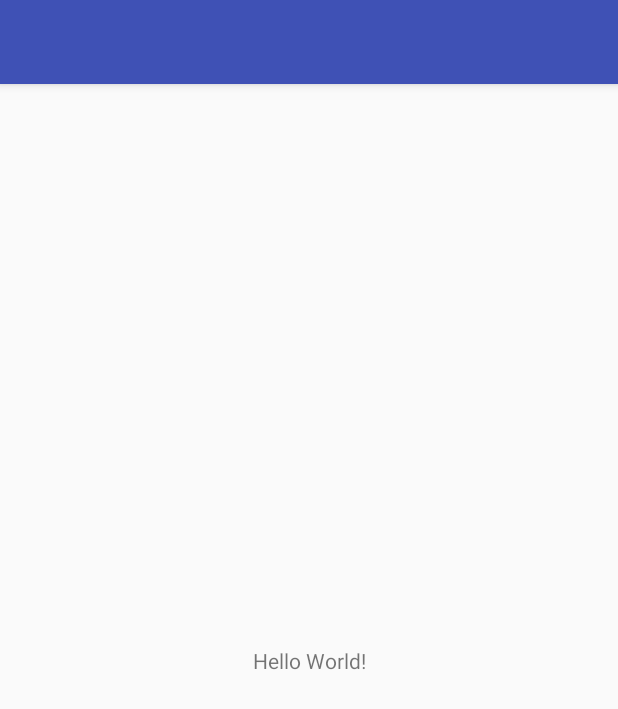
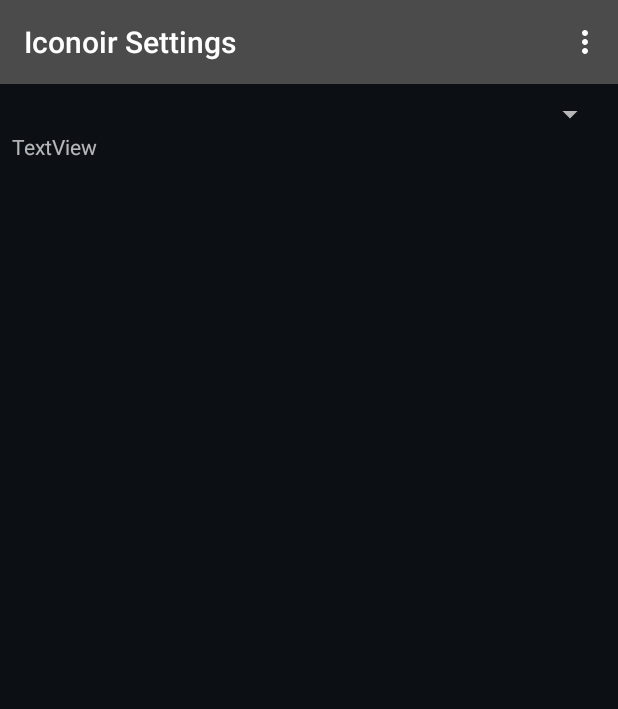
Before and after one commit to jmoon1506/Iconoir, an Android app: the screen it shows after launch (MainActivity), on a phone screen of 412 x 824 dp. Shown: the top 709 px of the screen. Run offline under Robolectric (Android 15) with nearby library versions, the phone set to English and light mode, and no system bars.

Commit message:
Started on preferences and icon rows.

```diff
--- a/app/build.gradle
+++ b/app/build.gradle
@@ -9,6 +9,7 @@ android {
         versionCode 1
         versionName "1.0"
         testInstrumentationRunner "android.support.test.runner.AndroidJUnitRunner"
+        vectorDrawables.useSupportLibrary = true
     }
     buildTypes {
         release {
@@ -22,6 +23,8 @@ dependencies {
     implementation fileTree(dir: 'libs', include: ['*.jar'])
     implementation 'com.android.support:appcompat-v7:26.1.0'
     implementation 'com.android.support.constraint:constraint-layout:1.0.2'
+    implementation 'com.android.support:support-v4:26.1.0'
+    implementation 'com.android.support:support-vector-drawable:26.1.0'
     testImplementation 'junit:junit:4.12'
     androidTestImplementation 'com.android.support.test:runner:1.0.1'
     androidTestImplementation 'com.android.support.test.espresso:espresso-core:3.0.1'
--- a/app/src/main/java/com/iconoir/settings/MainActivity.java
+++ b/app/src/main/java/com/iconoir/settings/MainActivity.java
@@ -1,7 +1,11 @@
 package com.iconoir.settings;
 
+import android.content.Intent;
+import android.preference.PreferenceActivity;
 import android.support.v7.app.AppCompatActivity;
 import android.os.Bundle;
+import android.view.Menu;
+import android.view.MenuItem;
 
 public class MainActivity extends AppCompatActivity {
 
@@ -9,5 +13,30 @@ public class MainActivity extends AppCompatActivity {
     protected void onCreate(Bundle savedInstanceState) {
         super.onCreate(savedInstanceState);
         setContentView(R.layout.activity_main);
+        setTitle(R.string.actionBarTitle);
+        addIcons();
+    }
+
+    @Override
+    public boolean onCreateOptionsMenu(Menu menu) {
+        getMenuInflater().inflate(R.menu.menu_main, menu);
+        return super.onCreateOptionsMenu(menu);
+    }
+
+    @Override
+    public boolean onOptionsItemSelected(MenuItem item) {
+        switch (item.getItemId()) {
+            case R.id.advanced:
+                startActivity(new Intent(this, AdvancedActivity.class));
+                break;
+            case R.id.about:
+                startActivity(new Intent(this, AboutActivity.class));
+                break;
+        }
+        return super.onOptionsItemSelected(item);
+    }
+
+    private void addIcons() {
+
     }
 }
--- a/app/src/main/res/layout/activity_main.xml
+++ b/app/src/main/res/layout/activity_main.xml
@@ -6,13 +6,39 @@
     android:layout_height="match_parent"
     tools:context="com.iconoir.settings.MainActivity">
 
-    <TextView
-        android:layout_width="wrap_content"
-        android:layout_height="wrap_content"
-        android:text="Hello World!"
+    <ScrollView
+        android:id="@+id/scrollView"
+        android:layout_width="match_parent"
+        android:layout_height="match_parent"
+        android:layout_marginTop="8dp"
+        android:layout_marginBottom="8dp"
+        android:layout_marginEnd="8dp"
+        android:layout_marginStart="8dp"
         app:layout_constraintBottom_toBottomOf="parent"
-        app:layout_constraintLeft_toLeftOf="parent"
-        app:layout_constraintRight_toRightOf="parent"
-        app:layout_constraintTop_toTopOf="parent" />
+        app:layout_constraintEnd_toEndOf="parent"
+        app:layout_constraintStart_toStartOf="parent">
+
+        <LinearLayout
+            android:layout_width="match_parent"
+            android:layout_height="wrap_content"
+            android:orientation="vertical">
+
+            <Spinner
+                android:id="@+id/spinner"
+                android:layout_width="match_parent"
+                android:layout_height="wrap_content" />
+
+            <LinearLayout
+                android:layout_width="match_parent"
+                android:layout_height="match_parent"
+                android:orientation="vertical"></LinearLayout>
+
+            <TextView
+                android:id="@+id/textView4"
+                android:layout_width="match_parent"
+                android:layout_height="wrap_content"
+                android:text="TextView" />
+        </LinearLayout>
+    </ScrollView>
 
 </android.support.constraint.ConstraintLayout>
--- /dev/null
+++ b/app/src/main/res/menu/menu_main.xml
@@ -0,0 +1,13 @@
+<menu xmlns:android="http://schemas.android.com/apk/res/android"
+    xmlns:app="http://schemas.android.com/apk/res-auto">
+
+    <item android:id="@+id/advanced"
+          android:icon="@android:drawable/ic_menu_preferences"
+          android:title="@string/menu_advanced"
+          app:showAsAction="never"/>
+    <item android:id="@+id/about"
+        android:icon="@android:drawable/ic_menu_info_details"
+        android:title="@string/menu_about"
+        app:showAsAction="never"/>
+
+</menu>
--- a/app/src/main/res/values/colors.xml
+++ b/app/src/main/res/values/colors.xml
@@ -1,6 +1,7 @@
 <?xml version="1.0" encoding="utf-8"?>
 <resources>
-    <color name="colorPrimary">#3F51B5</color>
-    <color name="colorPrimaryDark">#303F9F</color>
-    <color name="colorAccent">#FF4081</color>
+    <color name="colorPrimary">#4B4B4B</color>
+    <color name="colorPrimaryDark">#D89B00</color>
+    <color name="colorAccent">#72A57F</color>
+    <color name="colorBackground">#0c0f14</color>
 </resources>
--- a/app/src/main/res/values/styles.xml
+++ b/app/src/main/res/values/styles.xml
@@ -1,11 +1,13 @@
 <resources>
 
     <!-- Base application theme. -->
-    <style name="AppTheme" parent="Theme.AppCompat.Light.DarkActionBar">
+    <style name="AppTheme" parent="Theme.AppCompat">
         <!-- Customize your theme here. -->
         <item name="colorPrimary">@color/colorPrimary</item>
         <item name="colorPrimaryDark">@color/colorPrimaryDark</item>
         <item name="colorAccent">@color/colorAccent</item>
+        <item name="android:windowBackground">@color/colorBackground</item>
+        <item name="overlapAnchor">false</item>
     </style>
 
 </resources>
```
Also changed, not shown: app/src/main/AndroidManifest.xml (+11 -1 lines), app/src/main/java/com/iconoir/settings/AboutActivity.java (added, +33 -0 lines), app/src/main/java/com/iconoir/settings/AdvancedActivity.java (added, +180 -0 lines), app/src/main/java/com/iconoir/settings/AppCompatPreferenceActivity.java (added, +128 -0 lines), app/src/main/res/drawable/ic_info_black_24dp.xml (added, +9 -0 lines), app/src/main/res/drawable/ic_notifications_black_24dp.xml (added, +9 -0 lines), app/src/main/res/drawable/ic_sync_black_24dp.xml (added, +9 -0 lines), app/src/main/res/layout/activity_about.xml (added, +22 -0 lines), app/src/main/res/layout/spinner_row.xml (added, +17 -0 lines), app/src/main/res/values/strings.xml (+80 -0 lines), app/src/main/res/xml/pref_headers.xml (added, +10 -0 lines), app/src/main/res/xml/pref_interface.xml (added, +33 -0 lines), app/src/main/res/drawable/letters/B.png (added).
